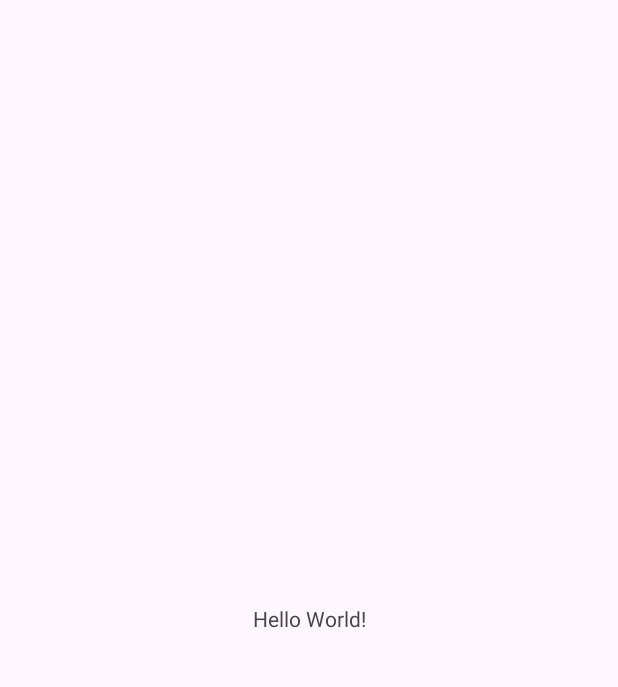
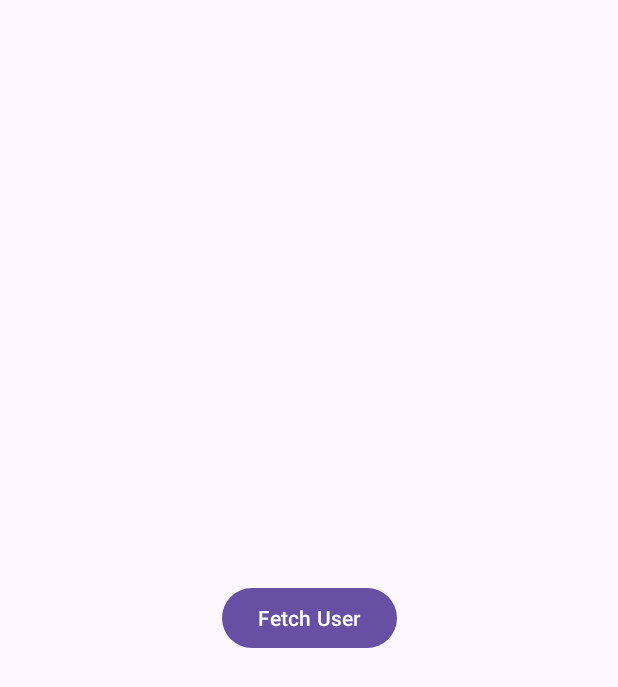
Before and after one commit to programingmehdidehghani/MVI-Sample, an Android app: the screen it shows after launch (MainActivity), on a phone screen of 412 x 824 dp. Before the commit the part shown is almost empty. Shown: the top 687 px of the screen. Run offline under Robolectric (Android 15) with nearby library versions, the phone set to English and light mode, and no system bars.

Commit message:
add layouts

```diff
--- a/app/src/main/AndroidManifest.xml
+++ b/app/src/main/AndroidManifest.xml
@@ -1,6 +1,8 @@
 <?xml version="1.0" encoding="utf-8"?>
 <manifest xmlns:android="http://schemas.android.com/apk/res/android"
     xmlns:tools="http://schemas.android.com/tools">
+
+    <uses-permission android:name="android.permission.INTERNET"/>
 
     <application
         android:allowBackup="true"
--- a/app/src/main/res/layout/activity_main.xml
+++ b/app/src/main/res/layout/activity_main.xml
@@ -6,10 +6,27 @@
     android:layout_height="match_parent"
     tools:context=".MainActivity">
 
-    <TextView
+    <androidx.recyclerview.widget.RecyclerView
+        android:id="@+id/recyclerView"
+        android:layout_width="match_parent"
+        android:layout_height="match_parent"
+        android:visibility="gone" />
+
+    <ProgressBar
+        android:id="@+id/progressBar"
         android:layout_width="wrap_content"
         android:layout_height="wrap_content"
-        android:text="Hello World!"
+        app:layout_constraintBottom_toBottomOf="parent"
+        app:layout_constraintEnd_toEndOf="parent"
+        android:visibility="gone"
+        app:layout_constraintStart_toStartOf="parent"
+        app:layout_constraintTop_toTopOf="parent" />
+
+    <Button
+        android:id="@+id/buttonFetchUser"
+        android:layout_width="wrap_content"
+        android:layout_height="wrap_content"
+        android:text="@string/fetch_user"
         app:layout_constraintBottom_toBottomOf="parent"
         app:layout_constraintEnd_toEndOf="parent"
         app:layout_constraintStart_toStartOf="parent"
--- a/app/src/main/res/values/colors.xml
+++ b/app/src/main/res/values/colors.xml
@@ -2,4 +2,7 @@
 <resources>
     <color name="black">#FF000000</color>
     <color name="white">#FFFFFFFF</color>
+    <color name="colorPrimary">#6200EE</color>
+    <color name="colorPrimaryDark">#3700B3</color>
+    <color name="colorAccent">#03DAC5</color>
 </resources>
--- a/app/src/main/res/values/strings.xml
+++ b/app/src/main/res/values/strings.xml
@@ -1,3 +1,4 @@
 <resources>
     <string name="app_name">MVI-Sample</string>
+    <string name="fetch_user">Fetch User</string>
 </resources>
```
Also changed, not shown: app/src/main/res/layout/item_layout.xml (added, +40 -0 lines).
